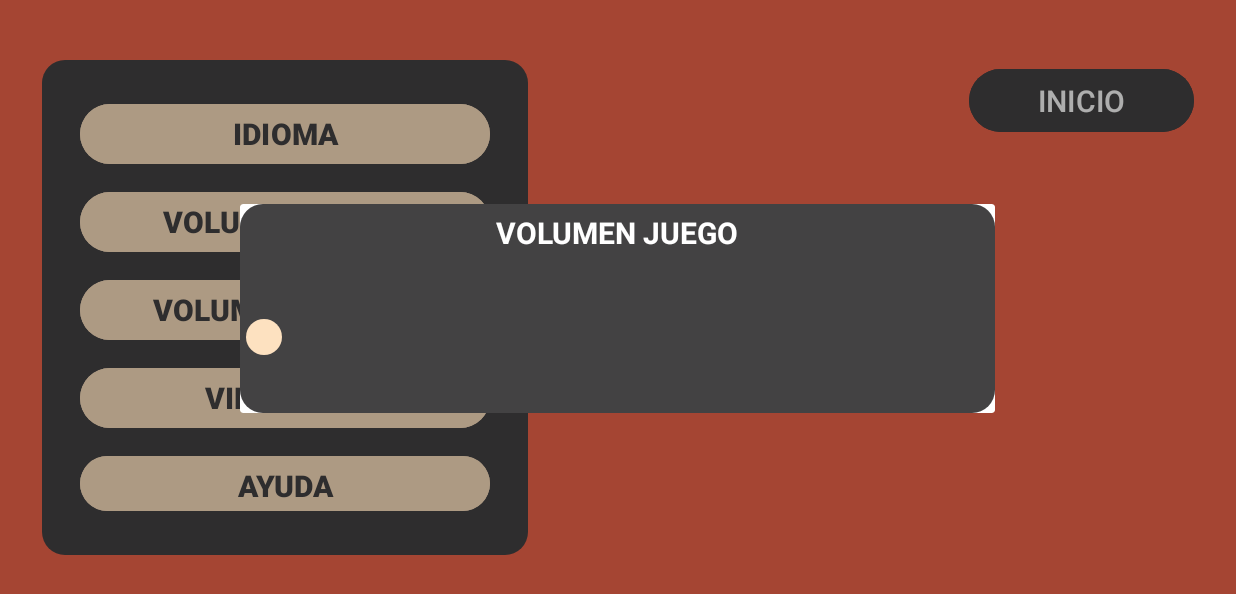
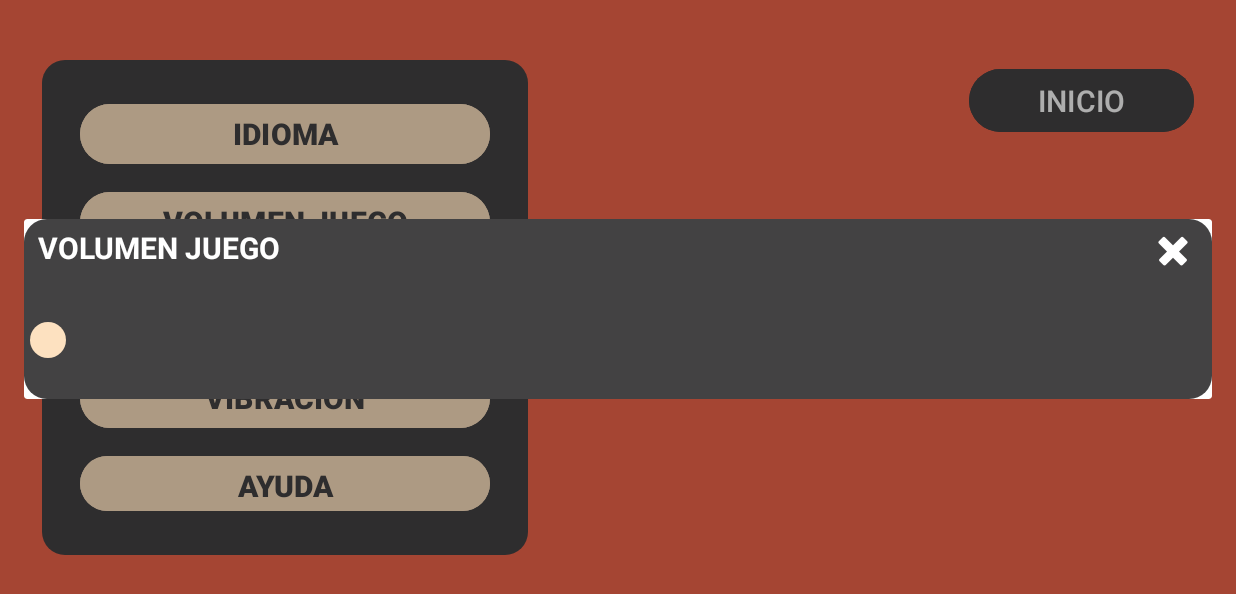
Before and after one commit to adridominguezz/SecretoIberico, an Android app: the AjustesActivity screen opened directly, with no data from a screen before it, after a tap on "VOLUMEN JUEGO", on a phone screen of 824 x 412 dp (held sideways). Shown: the top 594 px of the screen. Run offline under Robolectric (Android 15) with nearby library versions, the phone set to English and light mode, and no system bars.

Commit message:
20/10/23 19:12H

```diff
--- /dev/null
+++ b/app/src/main/res/drawable/cross_svgrepo_com.xml
@@ -0,0 +1,9 @@
+<vector xmlns:android="http://schemas.android.com/apk/res/android"
+    android:width="800dp"
+    android:height="800dp"
+    android:viewportWidth="32"
+    android:viewportHeight="32">
+  <path
+      android:pathData="M18.8,16l5.5,-5.5c0.8,-0.8 0.8,-2 0,-2.8l0,0C24,7.3 23.5,7 23,7c-0.5,0 -1,0.2 -1.4,0.6L16,13.2l-5.5,-5.5c-0.8,-0.8 -2.1,-0.8 -2.8,0C7.3,8 7,8.5 7,9.1s0.2,1 0.6,1.4l5.5,5.5l-5.5,5.5C7.3,21.9 7,22.4 7,23c0,0.5 0.2,1 0.6,1.4C8,24.8 8.5,25 9,25c0.5,0 1,-0.2 1.4,-0.6l5.5,-5.5l5.5,5.5c0.8,0.8 2.1,0.8 2.8,0c0.8,-0.8 0.8,-2.1 0,-2.8L18.8,16z"
+      android:fillColor="#000000"/>
+</vector>
--- a/app/src/main/res/layout/fragment_dialog_volumen_musica.xml
+++ b/app/src/main/res/layout/fragment_dialog_volumen_musica.xml
@@ -1,28 +1,60 @@
 <?xml version="1.0" encoding="utf-8"?>
+
 <LinearLayout xmlns:android="http://schemas.android.com/apk/res/android"
+    xmlns:app="http://schemas.android.com/apk/res-auto"
     xmlns:tools="http://schemas.android.com/tools"
     android:id="@+id/fragmentVolumenMusica"
     android:layout_width="match_parent"
     android:layout_height="match_parent"
-    tools:context=".DialogVolumenMusica"
     android:background="@drawable/rounded_corners"
+    android:orientation="vertical"
     android:visibility="visible"
-    android:orientation="vertical">
+    tools:context=".DialogVolumenMusica">
 
-    <TextView
+    <RelativeLayout
         android:layout_width="match_parent"
-        android:layout_height="wrap_content"
-        android:text="VOLUMEN JUEGO"
-        android:textColor="@color/blanco"
-        android:textSize="20dp"
-        android:textAlignment="center"
-        android:layout_margin="5dp"
-        android:textStyle="bold"/>
+        android:layout_height="42dp"
+        android:orientation="horizontal">
+
+        <TextView
+            android:layout_width="170dp"
+            android:layout_height="20dp"
+            android:layout_alignParentStart="true"
+            android:layout_alignParentTop="true"
+            android:layout_alignParentBottom="true"
+            android:layout_marginStart="5dp"
+            android:layout_marginTop="5dp"
+            android:layout_marginBottom="5dp"
+            android:text="VOLUMEN JUEGO"
+            android:textAlignment="center"
+            android:textColor="@color/blanco"
+            android:textSize="20dp"
+            android:textStyle="bold" />
+
+        <ImageButton
+            android:id="@+id/btnCerrarVolumenJuego"
+            android:onClick="cerrarVolumenJuego"
+            android:layout_width="wrap_content"
+            android:layout_height="wrap_content"
+            android:layout_alignParentTop="true"
+            android:layout_alignParentEnd="true"
+            android:layout_marginStart="5dp"
+            android:layout_marginTop="5dp"
+            android:layout_marginEnd="10dp"
+            android:layout_marginBottom="5dp"
+            android:layout_weight="1"
+            android:background="@color/transparente"
+            android:src="@android:drawable/ic_delete"
+            app:tint="@color/blanco" />
+
+
+    </RelativeLayout>
+
 
     <SeekBar
         android:id="@+id/seekBarVolume"
         style="@style/CustomSeekBar"
         android:layout_width="match_parent"
-        android:layout_height="101dp" />
+        android:layout_height="78dp" />
 
 </LinearLayout>
--- a/app/src/main/res/values/colors.xml
+++ b/app/src/main/res/values/colors.xml
@@ -12,4 +12,5 @@
     <color name="marronSobre">#e2cb99</color>
     <color name="negro">#000000</color>
     <color name="blanco">#FFFFFF</color>
+    <color name="transparente">#00FFFFFF</color>
 </resources>
```
Also changed, not shown: app/src/main/java/com/example/secretoiberico/DialogVolumenMusica.kt (+10 -2 lines).
